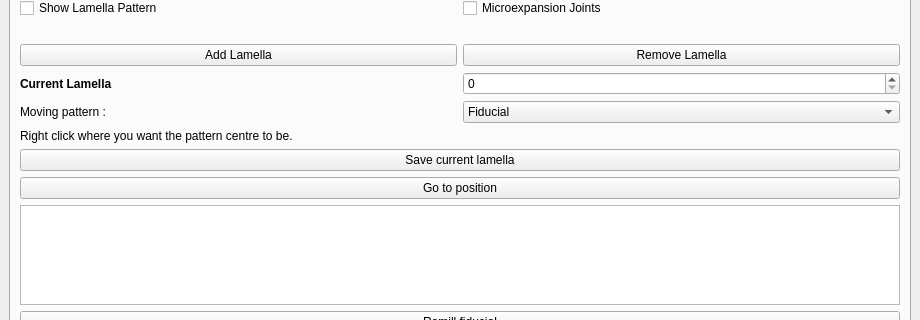
This is autolamella/ui/UI.ui in DeMarcoLab/autolamella as Qt 5 draws it before an edit; both pictures show x 0 to 920 and y 135 to 455 of the 920 by 989 pixel window. The edited form follows.
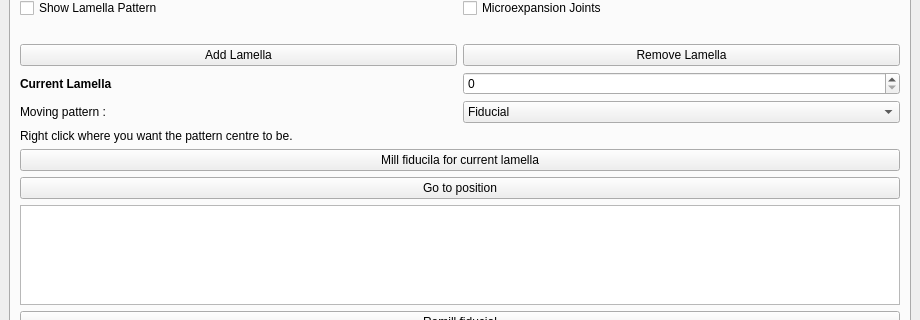
This is the edited form.

Commit message: saving experiment/lamella imediately

Patch:
```diff
--- a/autolamella/ui/UI.ui
+++ b/autolamella/ui/UI.ui
@@ -256,7 +256,7 @@
         <item row="10" column="0" colspan="2">
          <widget class="QPushButton" name="save_button">
           <property name="text">
-           <string>Save current lamella</string>
+           <string>Mill fiducila for current lamella</string>
           </property>
          </widget>
         </item>
```
Left out of the diff: 3 changed lines with no effect on the pictures. The commit also changes 2 other files.
